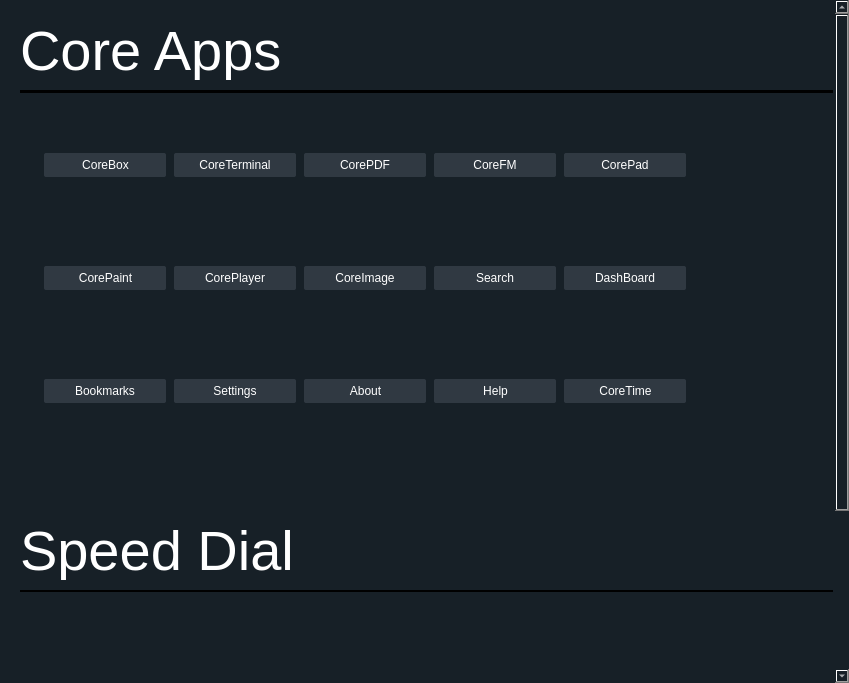
This is app/start/start.ui in rahmanshaber/corebox as Qt 5 draws it before an edit. The edited form follows.
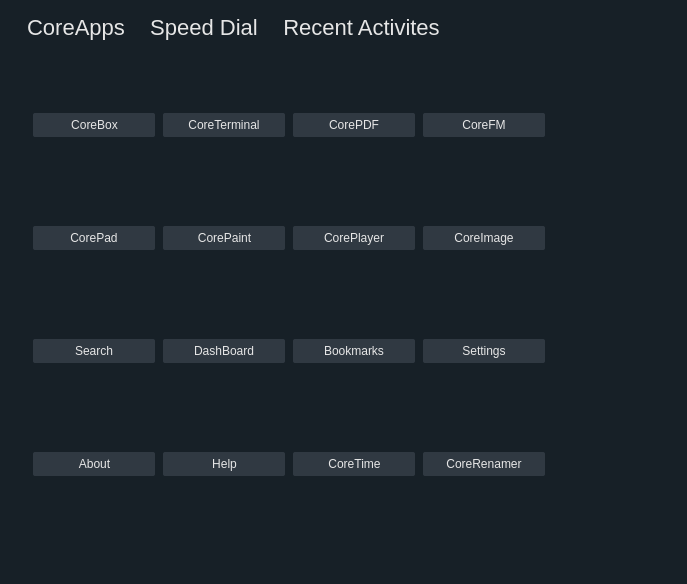
This is the edited form. Icons and pictures are not drawn.

The edit to the form file:
```diff
--- a/app/start/start.ui
+++ b/app/start/start.ui
@@ -6,8 +6,8 @@
    <rect>
     <x>0</x>
     <y>0</y>
-    <width>849</width>
-    <height>683</height>
+    <width>687</width>
+    <height>584</height>
    </rect>
   </property>
   <property name="windowTitle">
@@ -19,206 +19,156 @@
   </property>
   <property name="styleSheet">
    <string notr="true">QWidget{
-background-color: #172027 ;
-color: #ffffff;
+background-color: #172027;
+color:#E6E6E6; 
 border: 1px rgb(67, 67, 67);
-}
-</string>
+}</string>
   </property>
+  <layout class="QVBoxLayout" name="verticalLayout_4">
+   <property name="spacing">
+    <number>0</number>
+   </property>
+   <property name="leftMargin">
+    <number>0</number>
+   </property>
+   <property name="topMargin">
+    <number>0</number>
+   </property>
+   <property name="rightMargin">
+    <number>0</number>
+   </property>
+   <property name="bottomMargin">
+    <number>0</number>
+   </property>
+   <item>
+    <widget class="QFrame" name="frame">
   <layout class="QHBoxLayout" name="horizontalLayout">
    <property name="spacing">
-    <number>0</number>
-   </property>
-   <property name="leftMargin">
-    <number>0</number>
-   </property>
+       <number>15</number>
+      </property>
    <property name="topMargin">
-    <number>0</number>
-   </property>
-   <property name="rightMargin">
-    <number>0</number>
-   </property>
-   <property name="bottomMargin">
-    <number>0</number>
-   </property>
-   <item>
-    <widget class="QScrollArea" name="view">
-     <property name="styleSheet">
-      <string notr="true">
-QScrollBar::groove:vertical {
-    background: red;
-    position: absolute;
-    left: 4px; right: 4px;
-}
-
-QScrollBar::handle:vertical {
-   background: white;
-    height:10px;
-}
-
-QScrollBar::add-page:vertical {
-    background: #172027;
-}
-
-QScrollBar::sub-page:vertical {
-    background: #172027;
-}</string>
-     </property>
-     <property name="frameShape">
-      <enum>QFrame::NoFrame</enum>
-     </property>
-     <property name="verticalScrollBarPolicy">
-      <enum>Qt::ScrollBarAsNeeded</enum>
-     </property>
-     <property name="horizontalScrollBarPolicy">
-      <enum>Qt::ScrollBarAlwaysOff</enum>
-     </property>
-     <property name="widgetResizable">
-      <bool>true</bool>
-     </property>
-     <property name="alignment">
-      <set>Qt::AlignCenter</set>
-     </property>
-     <widget class="QWidget" name="scrollAreaWidgetContents">
-      <property name="geometry">
-       <rect>
-        <x>0</x>
-        <y>0</y>
-        <width>837</width>
-        <height>900</height>
-       </rect>
-      </property>
-      <property name="styleSheet">
-       <string notr="true"/>
-      </property>
-      <layout class="QVBoxLayout" name="verticalLayout_3">
-       <property name="spacing">
-        <number>0</number>
-       </property>
-       <property name="leftMargin">
-        <number>0</number>
-       </property>
-       <property name="topMargin">
-        <number>0</number>
-       </property>
-       <property name="rightMargin">
-        <number>0</number>
-       </property>
-       <property name="bottomMargin">
-        <number>0</number>
-       </property>
-       <item>
-        <widget class="QFrame" name="coreappsSection">
-         <property name="minimumSize">
-          <size>
-           <width>0</width>
-           <height>500</height>
-          </size>
-         </property>
-         <property name="maximumSize">
-          <size>
-           <width>16777215</width>
-           <height>16777215</height>
-          </size>
-         </property>
-         <layout class="QVBoxLayout" name="verticalLayout_2">
-          <property name="spacing">
            <number>10</number>
           </property>
-          <property name="leftMargin">
-           <number>20</number>
-          </property>
-          <property name="topMargin">
-           <number>20</number>
-          </property>
-          <property name="rightMargin">
-           <number>2</number>
-          </property>
-          <property name="bottomMargin">
-           <number>10</number>
-          </property>
-          <item>
-           <widget class="QFrame" name="coreapps">
-            <property name="maximumSize">
-             <size>
-              <width>16777215</width>
-              <height>60</height>
-             </size>
-            </property>
-            <property name="frameShape">
-             <enum>QFrame::NoFrame</enum>
-            </property>
-            <property name="frameShadow">
-             <enum>QFrame::Raised</enum>
-            </property>
-            <layout class="QHBoxLayout" name="horizontalLayout_3">
-             <property name="spacing">
-              <number>0</number>
-             </property>
-             <property name="leftMargin">
-              <number>0</number>
-             </property>
-             <property name="topMargin">
-              <number>0</number>
-             </property>
-             <property name="rightMargin">
-              <number>0</number>
-             </property>
-             <property name="bottomMargin">
-              <number>0</number>
-             </property>
-             <item>
-              <widget class="QLabel" name="label">
-               <property name="maximumSize">
-                <size>
-                 <width>16777215</width>
-                 <height>60</height>
-                </size>
-               </property>
-               <property name="font">
-                <font>
-                 <pointsize>42</pointsize>
-                </font>
-               </property>
-               <property name="text">
-                <string>Core Apps</string>
-               </property>
-              </widget>
-             </item>
              <item>
               <spacer name="horizontalSpacer">
                <property name="orientation">
                 <enum>Qt::Horizontal</enum>
                </property>
+        <property name="sizeType">
+         <enum>QSizePolicy::Fixed</enum>
+        </property>
                <property name="sizeHint" stdset="0">
                 <size>
-                 <width>88</width>
-                 <height>108</height>
+          <width>13</width>
+          <height>20</height>
                 </size>
                </property>
               </spacer>
              </item>
-            </layout>
+      <item>
+       <widget class="QPushButton" name="coreApps">
+        <property name="styleSheet">
+         <string notr="true">QPushButton{
+border: 1px rgb(67, 67, 67);
+padding: 5px 5px 5px 5px;
+font-size: 22px;
+}
+
+QPushButton:pressed
+{
+border:none;
+border-bottom: 2px solid #DCDCDC;
+color: #DCDCDC; 
+font-weight: bold;
+}
+</string>
+        </property>
+        <property name="text">
+         <string>CoreApps</string>
+        </property>
+        <property name="checkable">
+         <bool>true</bool>
+        </property>
            </widget>
           </item>
           <item>
-           <widget class="Line" name="line">
-            <property name="minimumSize">
-             <size>
-              <width>0</width>
-              <height>2</height>
-             </size>
-            </property>
+       <widget class="QPushButton" name="speedDial">
+        <property name="styleSheet">
+         <string notr="true">QPushButton{
+border: 1px rgb(67, 67, 67);
+padding: 5px 5px 5px 5px;
+font-size: 22px;
+}
+
+QPushButton:pressed
+{
+border:none;
+border-bottom: 2px solid #DCDCDC;
+color: #DCDCDC; 
+font-weight: bold;
+}
+</string>
+        </property>
+        <property name="text">
+         <string>Speed Dial</string>
+        </property>
+        <property name="checkable">
+         <bool>true</bool>
+        </property>
+        <property name="checked">
+         <bool>false</bool>
+        </property>
+       </widget>
+      </item>
+      <item>
+       <widget class="QPushButton" name="recentActivites">
             <property name="styleSheet">
-             <string notr="true">QWidget{
-background-color: #000000;
-}</string>
-            </property>
+         <string notr="true">QPushButton{
+border: 1px rgb(67, 67, 67);
+padding: 5px 5px 5px 5px;
+font-size: 22px;
+}
+
+QPushButton:pressed
+{
+border:none;
+border-bottom: 2px solid #DCDCDC;
+color: #DCDCDC; 
+font-weight: bold;
+}
+</string>
+        </property>
+        <property name="text">
+         <string>Recent Activites</string>
+        </property>
+        <property name="checkable">
+         <bool>true</bool>
+        </property>
+       </widget>
+      </item>
+      <item>
+       <spacer name="horizontalSpacer_2">
             <property name="orientation">
              <enum>Qt::Horizontal</enum>
             </property>
-           </widget>
-          </item>
+        <property name="sizeHint" stdset="0">
+         <size>
+          <width>40</width>
+          <height>20</height>
+         </size>
+        </property>
+       </spacer>
+      </item>
+     </layout>
+    </widget>
+   </item>
+   <item>
+    <widget class="QStackedWidget" name="pages">
+     <property name="currentIndex">
+      <number>0</number>
+     </property>
+     <widget class="QWidget" name="pcoreApps">
+      <layout class="QVBoxLayout" name="verticalLayout_2">
           <item>
            <widget class="QListWidget" name="appCollect">
             <property name="sizePolicy">
@@ -230,7 +180,7 @@
             <property name="minimumSize">
              <size>
               <width>0</width>
-              <height>200</height>
+           <height>0</height>
              </size>
             </property>
             <property name="maximumSize">
@@ -487,122 +437,8 @@
           </item>
          </layout>
         </widget>
-       </item>
-       <item>
-        <widget class="QFrame" name="speeddilalSection">
-         <property name="minimumSize">
-          <size>
-           <width>0</width>
-           <height>200</height>
-          </size>
-         </property>
-         <property name="maximumSize">
-          <size>
-           <width>16777215</width>
-           <height>16777215</height>
-          </size>
-         </property>
-         <property name="frameShape">
-          <enum>QFrame::NoFrame</enum>
-         </property>
-         <property name="frameShadow">
-          <enum>QFrame::Raised</enum>
-         </property>
-         <layout class="QVBoxLayout" name="verticalLayout_5">
-          <property name="spacing">
-           <number>10</number>
-          </property>
-          <property name="leftMargin">
-           <number>20</number>
-          </property>
-          <property name="topMargin">
-           <number>20</number>
-          </property>
-          <property name="rightMargin">
-           <number>2</number>
-          </property>
-          <property name="bottomMargin">
-           <number>10</number>
-          </property>
-          <item>
-           <widget class="QFrame" name="speeddial">
-            <property name="maximumSize">
-             <size>
-              <width>16777215</width>
-              <height>60</height>
-             </size>
-            </property>
-            <property name="frameShape">
-             <enum>QFrame::NoFrame</enum>
-            </property>
-            <property name="frameShadow">
-             <enum>QFrame::Raised</enum>
-            </property>
-            <layout class="QHBoxLayout" name="horizontalLayout_7">
-             <property name="spacing">
-              <number>2</number>
-             </property>
-             <property name="leftMargin">
-              <number>0</number>
-             </property>
-             <property name="topMargin">
-              <number>0</number>
-             </property>
-             <property name="bottomMargin">
-              <number>0</number>
-             </property>
-             <item>
-              <widget class="QLabel" name="label_5">
-               <property name="maximumSize">
-                <size>
-                 <width>16777215</width>
-                 <height>13223</height>
-                </size>
-               </property>
-               <property name="font">
-                <font>
-                 <pointsize>42</pointsize>
-                </font>
-               </property>
-               <property name="text">
-                <string>Speed Dial</string>
-               </property>
-              </widget>
-             </item>
-             <item>
-              <spacer name="horizontalSpacer_5">
-               <property name="orientation">
-                <enum>Qt::Horizontal</enum>
-               </property>
-               <property name="sizeHint" stdset="0">
-                <size>
-                 <width>88</width>
-                 <height>108</height>
-                </size>
-               </property>
-              </spacer>
-             </item>
-            </layout>
-           </widget>
-          </item>
-          <item>
-           <widget class="Line" name="line_3">
-            <property name="minimumSize">
-             <size>
-              <width>0</width>
-              <height>2</height>
-             </size>
-            </property>
-            <property name="styleSheet">
-             <string notr="true">QWidget{
-background-color: #000000;
-}</string>
-            </property>
-            <property name="orientation">
-             <enum>Qt::Horizontal</enum>
-            </property>
-           </widget>
-          </item>
+     <widget class="QWidget" name="pspeedDial">
+      <layout class="QVBoxLayout" name="verticalLayout_3">
           <item>
            <widget class="QListWidget" name="speedDialB">
             <property name="sizePolicy">
@@ -718,124 +554,8 @@
           </item>
          </layout>
         </widget>
-       </item>
-       <item>
-        <widget class="QFrame" name="recentSection">
-         <property name="minimumSize">
-          <size>
-           <width>0</width>
-           <height>200</height>
-          </size>
-         </property>
-         <property name="maximumSize">
-          <size>
-           <width>16777215</width>
-           <height>16777215</height>
-          </size>
-         </property>
-         <property name="frameShape">
-          <enum>QFrame::NoFrame</enum>
-         </property>
-         <property name="frameShadow">
-          <enum>QFrame::Raised</enum>
-         </property>
+     <widget class="QWidget" name="precents">
          <layout class="QVBoxLayout" name="verticalLayout">
-          <property name="spacing">
-           <number>10</number>
-          </property>
-          <property name="leftMargin">
-           <number>20</number>
-          </property>
-          <property name="topMargin">
-           <number>20</number>
-          </property>
-          <property name="rightMargin">
-           <number>2</number>
-          </property>
-          <property name="bottomMargin">
-           <number>10</number>
-          </property>
-          <item>
-           <widget class="QFrame" name="recentlyclosed">
-            <property name="maximumSize">
-             <size>
-              <width>16777215</width>
-              <height>60</height>
-             </size>
-            </property>
-            <property name="frameShape">
-             <enum>QFrame::NoFrame</enum>
-            </property>
-            <property name="frameShadow">
-             <enum>QFrame::Raised</enum>
-            </property>
-            <layout class="QHBoxLayout" name="horizontalLayout_4">
-             <property name="spacing">
-              <number>2</number>
-             </property>
-             <property name="leftMargin">
-              <number>0</number>
-             </property>
-             <property name="topMargin">
-              <number>0</number>
-             </property>
-             <property name="bottomMargin">
-              <number>0</number>
-             </property>
-             <item>
-              <widget class="QLabel" name="label_2">
-               <property name="maximumSize">
-                <size>
-                 <width>16777215</width>
-                 <height>13223</height>
-                </size>
-               </property>
-               <property name="font">
-                <font>
-                 <pointsize>42</pointsize>
-                </font>
-               </property>
-               <property name="text">
-                <string>Recent Activities</string>
-               </property>
-              </widget>
-             </item>
-             <item>
-              <spacer name="horizontalSpacer_2">
-               <property name="orientation">
-                <enum>Qt::Horizontal</enum>
-               </property>
-               <property name="sizeHint" stdset="0">
-                <size>
-                 <width>88</width>
-                 <height>108</height>
-                </size>
-               </property>
-              </spacer>
-             </item>
-            </layout>
-           </widget>
-          </item>
-          <item>
-           <widget class="Line" name="line_2">
-            <property name="minimumSize">
-             <size>
-              <width>0</width>
-              <height>2</height>
-             </size>
-            </property>
-            <property name="styleSheet">
-             <string notr="true">QWidget{
-background-color: #000000;
-color: #ffffff;
-border: 1px rgb(67, 67, 67);
-}</string>
-            </property>
-            <property name="orientation">
-             <enum>Qt::Horizontal</enum>
-            </property>
-           </widget>
-          </item>
           <item>
            <widget class="QTableWidget" name="recents">
             <property name="minimumSize">
@@ -929,9 +649,6 @@
              <number>30</number>
             </attribute>
             <row/>
-           </widget>
-          </item>
-         </layout>
         </widget>
        </item>
       </layout>
```
Lines whose indentation alone changed are shown as unchanged.
